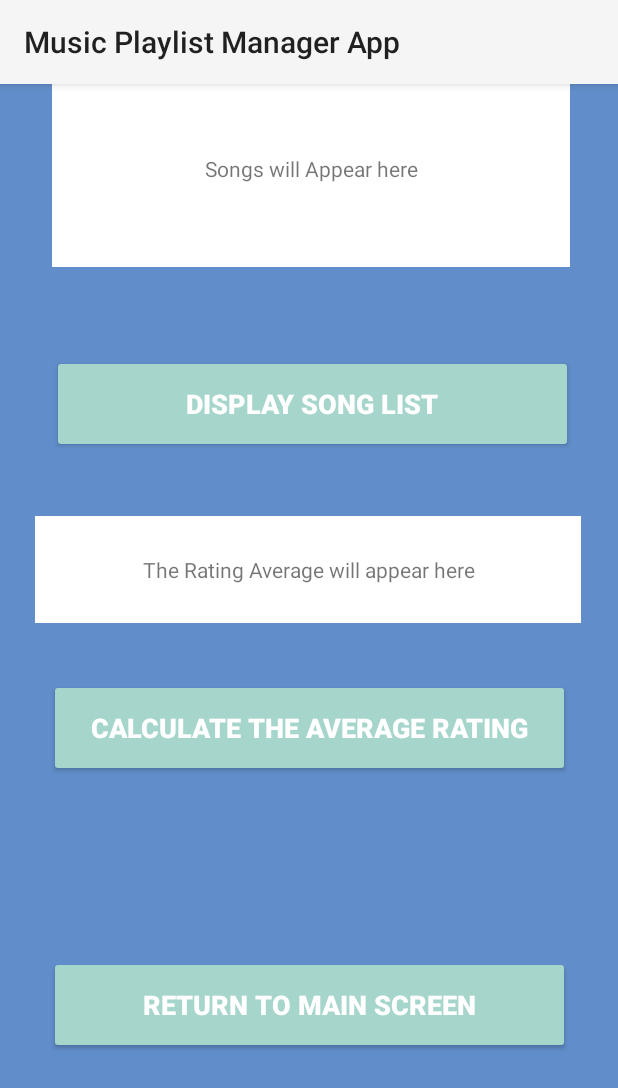
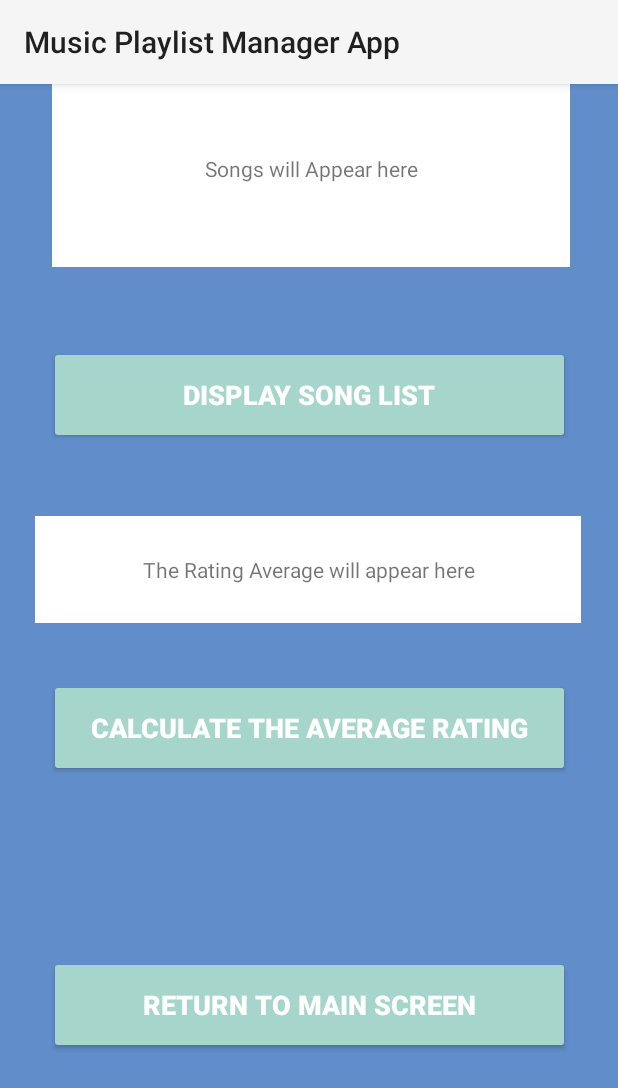
Before and after one commit to Minenhle-03/Music-Playlist-Manager-App, an Android app: the MainActivity3 screen opened directly, with no data from a screen before it, on a phone screen of 412 x 824 dp. Shown: the top 1088 px of the screen. Run offline under Robolectric (Android 15) with nearby library versions, the phone set to English and light mode, and no system bars.

Commit message:
one more push and commit

```diff
--- a/app/src/main/res/layout/activity_main3.xml
+++ b/app/src/main/res/layout/activity_main3.xml
@@ -50,10 +50,9 @@
         android:textStyle="bold"
         app:layout_constraintBottom_toBottomOf="parent"
         app:layout_constraintEnd_toEndOf="parent"
-        app:layout_constraintHorizontal_bias="0.531"
         app:layout_constraintStart_toStartOf="parent"
         app:layout_constraintTop_toTopOf="parent"
-        app:layout_constraintVertical_bias="0.312" />
+        app:layout_constraintVertical_bias="0.304" />
 
     <Button
         android:id="@+id/calcAverageButton"
```
